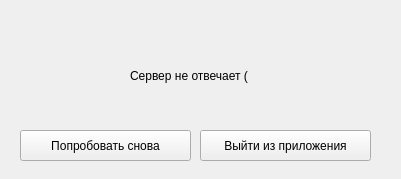
Above: Client/controller.ui from Elizaser/Messenger-Diplom before the change. Below: the same form after it.
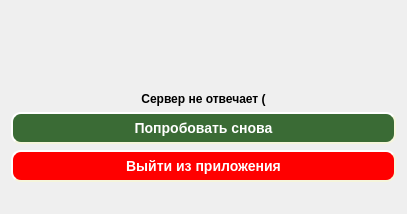
That is the form after the change. Icons and pictures are not drawn.

```diff
--- a/Client/controller.ui
+++ b/Client/controller.ui
@@ -6,52 +6,133 @@
    <rect>
     <x>0</x>
     <y>0</y>
-    <width>401</width>
-    <height>179</height>
+    <width>407</width>
+    <height>214</height>
    </rect>
   </property>
+  <property name="font">
+   <font>
+    <family>Ubuntu</family>
+    <weight>75</weight>
+    <bold>true</bold>
+   </font>
+  </property>
   <property name="windowTitle">
    <string>Form</string>
   </property>
-  <widget class="QPushButton" name="pushButton_again">
-   <property name="geometry">
-    <rect>
-     <x>20</x>
-     <y>130</y>
-     <width>171</width>
-     <height>31</height>
-    </rect>
-   </property>
-   <property name="text">
-    <string>Попробовать снова</string>
-   </property>
-  </widget>
-  <widget class="QPushButton" name="pushButton_quit">
-   <property name="geometry">
-    <rect>
-     <x>200</x>
-     <y>130</y>
-     <width>171</width>
-     <height>31</height>
-    </rect>
-   </property>
-   <property name="text">
-    <string>Выйти из приложения</string>
-   </property>
-  </widget>
-  <widget class="QLabel" name="label">
-   <property name="geometry">
-    <rect>
-     <x>130</x>
-     <y>60</y>
-     <width>151</width>
-     <height>31</height>
-    </rect>
-   </property>
-   <property name="text">
-    <string>Сервер не отвечает (</string>
-   </property>
-  </widget>
+  <layout class="QVBoxLayout" name="verticalLayout">
+   <item>
+    <spacer name="verticalSpacer">
+     <property name="orientation">
+      <enum>Qt::Vertical</enum>
+     </property>
+     <property name="sizeHint" stdset="0">
+      <size>
+       <width>20</width>
+       <height>40</height>
+      </size>
+     </property>
+    </spacer>
+   </item>
+   <item>
+    <spacer name="verticalSpacer_4">
+     <property name="orientation">
+      <enum>Qt::Vertical</enum>
+     </property>
+     <property name="sizeHint" stdset="0">
+      <size>
+       <width>20</width>
+       <height>40</height>
+      </size>
+     </property>
+    </spacer>
+   </item>
+   <item>
+    <widget class="QLabel" name="label_2">
+     <property name="text">
+      <string/>
+     </property>
+     <property name="pixmap">
+      <pixmap resource="Images.qrc">:/icons/oops.png</pixmap>
+     </property>
+     <property name="alignment">
+      <set>Qt::AlignCenter</set>
+     </property>
+    </widget>
+   </item>
+   <item>
+    <spacer name="verticalSpacer_3">
+     <property name="orientation">
+      <enum>Qt::Vertical</enum>
+     </property>
+     <property name="sizeHint" stdset="0">
+      <size>
+       <width>20</width>
+       <height>40</height>
+      </size>
+     </property>
+    </spacer>
+   </item>
+   <item>
+    <widget class="QLabel" name="label">
+     <property name="text">
+      <string>Сервер не отвечает (</string>
+     </property>
+     <property name="alignment">
+      <set>Qt::AlignCenter</set>
+     </property>
+    </widget>
+   </item>
+   <item>
+    <widget class="QPushButton" name="pushButton_again">
+     <property name="styleSheet">
+      <string notr="true">	 border-style: outset;
+color: rgb(255, 255, 255);
+     border-width: 2px;
+     border-radius: 10px;
+     border-color: beige;
+     font: bold 14px;
+     min-width: 10em;
+     padding: 6px;
+	  background-color: #3A6B35;</string>
+     </property>
+     <property name="text">
+      <string>Попробовать снова</string>
+     </property>
+    </widget>
+   </item>
+   <item>
+    <widget class="QPushButton" name="pushButton_quit">
+     <property name="styleSheet">
+      <string notr="true">	 border-style: outset;
+color: rgb(255, 255, 255);
+     border-width: 2px;
+     border-radius: 10px;
+     border-color: beige;
+     font: bold 14px;
+     min-width: 10em;
+     padding: 6px;
+	  background-color: red;</string>
+     </property>
+     <property name="text">
+      <string>Выйти из приложения</string>
+     </property>
+    </widget>
+   </item>
+   <item>
+    <spacer name="verticalSpacer_2">
+     <property name="orientation">
+      <enum>Qt::Vertical</enum>
+     </property>
+     <property name="sizeHint" stdset="0">
+      <size>
+       <width>20</width>
+       <height>40</height>
+      </size>
+     </property>
+    </spacer>
+   </item>
+  </layout>
  </widget>
  <resources/>
  <connections/>
```
Left out of the diff: 4 changed lines with no effect on the pictures.
